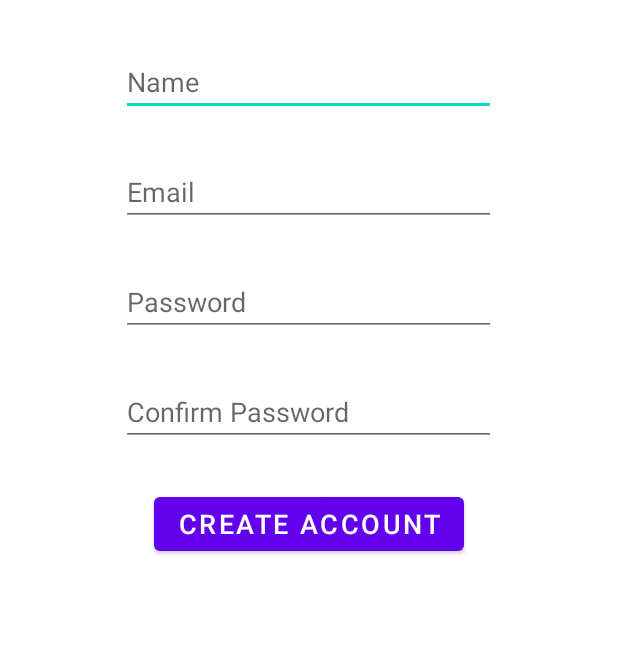
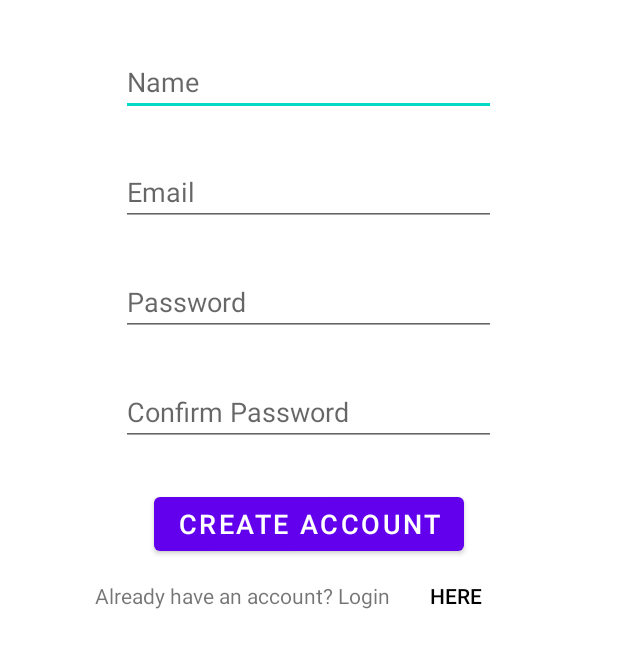
Before and after one commit to rafreitag/coen268-group1-app, an Android app: the SignUpActivity screen opened directly, with no data from a screen before it, on a phone screen of 412 x 824 dp, the part 236-904 px from its top. Run offline under Robolectric (Android 15) with nearby library versions, the phone set to English and light mode, and no system bars; our stand-ins replace Firebase (no records; nobody signed in at launch, a user with empty details on screens opened directly).

Commit message:
Added ability to make and store an account with Firebase

```diff
--- a/FitnessMatch/app/src/main/res/layout/activity_login.xml
+++ b/FitnessMatch/app/src/main/res/layout/activity_login.xml
@@ -62,13 +62,13 @@
 
             <Button
                 android:id="@+id/here"
+                style="?android:attr/borderlessButtonStyle"
                 android:layout_width="wrap_content"
                 android:layout_height="wrap_content"
+                android:onClick="sign_up"
                 android:text="here"
-                android:textSize="16sp"
                 android:textColor="@color/black"
-                style="?android:attr/borderlessButtonStyle"
-                android:onClick="sign_up" />
+                android:textSize="16sp" />
 
         </LinearLayout>
 
--- a/FitnessMatch/app/src/main/res/layout/activity_signup.xml
+++ b/FitnessMatch/app/src/main/res/layout/activity_signup.xml
@@ -4,11 +4,14 @@
     xmlns:tools="http://schemas.android.com/tools"
     android:layout_width="match_parent"
     android:layout_height="match_parent">
+
     <LinearLayout
         android:layout_width="match_parent"
         android:layout_height="match_parent"
+        android:gravity="center_horizontal"
         android:orientation="vertical"
-        android:gravity="center_horizontal">
+        tools:layout_editor_absoluteX="0dp"
+        tools:layout_editor_absoluteY="-82dp">
 
         <TextView
             android:id="@+id/welcome"
@@ -18,6 +21,7 @@
             android:text="Welcome to"
             android:textAlignment="center"
             android:textSize="18sp" />
+
         <TextView
             android:id="@+id/title"
             android:layout_width="wrap_content"
@@ -68,5 +72,44 @@
             android:text="CREATE ACCOUNT"
             android:textSize="18sp" />
 
+        <LinearLayout
+            android:layout_width="wrap_content"
+            android:layout_height="wrap_content"
+            android:orientation="horizontal">
+
+            <TextView
+                android:id="@+id/login_text"
+                android:layout_width="wrap_content"
+                android:layout_height="wrap_content"
+                android:text="Already have an account?" />
+
+            <TextView
+                android:id="@+id/textView3"
+                android:layout_width="wrap_content"
+                android:layout_height="wrap_content"
+                android:layout_weight="1"
+                android:text=" Login"
+                android:textAllCaps="false" />
+
+            <Button
+                android:id="@+id/button3"
+                style="@style/Widget.AppCompat.Button.Borderless"
+                android:layout_width="wrap_content"
+                android:layout_height="wrap_content"
+                android:layout_weight="1"
+                android:onClick="back_to_login"
+                android:text="here"
+                android:textColor="@color/black"
+                android:visibility="visible"
+                app:iconTint="#FFFFFF" />
+        </LinearLayout>
+
+        <ProgressBar
+            android:id="@+id/progressBar"
+            style="?android:attr/progressBarStyle"
+            android:layout_width="match_parent"
+            android:layout_height="wrap_content"
+            android:visibility="invisible" />
+
     </LinearLayout>
 </androidx.constraintlayout.widget.ConstraintLayout>
```
Also changed, not shown: FitnessMatch/app/src/main/java/com/example/fitnessmatch/SignUpActivity.java (+61 -17 lines).
